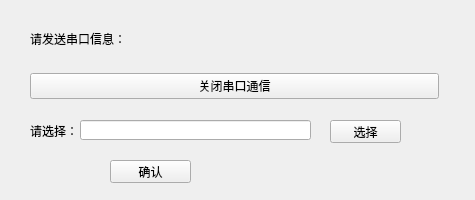
Qt form simulator/myframe.ui (lidingke/fiberGeometry) before a commit.
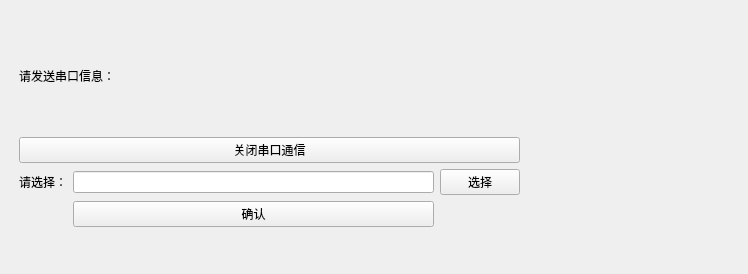
The same form after that commit.

Patch:
```diff
--- a/simulator/myframe.ui
+++ b/simulator/myframe.ui
@@ -6,22 +6,24 @@
    <rect>
     <x>0</x>
     <y>0</y>
-    <width>475</width>
-    <height>200</height>
+    <width>748</width>
+    <height>274</height>
    </rect>
   </property>
   <property name="windowTitle">
    <string>Form</string>
   </property>
-  <widget class="QWidget" name="verticalLayoutWidget">
+  <widget class="QWidget" name="">
    <property name="geometry">
     <rect>
-     <x>30</x>
-     <y>10</y>
-     <width>409</width>
-     <height>89</height>
+     <x>19</x>
+     <y>20</y>
+     <width>501</width>
+     <height>207</height>
     </rect>
    </property>
+   <layout class="QVBoxLayout" name="verticalLayout_2">
+    <item>
    <layout class="QVBoxLayout" name="verticalLayout">
     <item>
      <widget class="QLabel" name="textline">
@@ -38,55 +40,36 @@
      </widget>
     </item>
    </layout>
-  </widget>
+    </item>
+    <item>
+     <layout class="QGridLayout" name="gridLayout">
+      <item row="0" column="0">
+       <widget class="QLabel" name="label">
+        <property name="text">
+         <string>请选择：</string>
+        </property>
+       </widget>
+      </item>
+      <item row="0" column="1">
+       <widget class="QLineEdit" name="inputLine"/>
+      </item>
+      <item row="0" column="2">
   <widget class="QPushButton" name="loadButton">
-   <property name="geometry">
-    <rect>
-     <x>330</x>
-     <y>120</y>
-     <width>71</width>
-     <height>23</height>
-    </rect>
-   </property>
    <property name="text">
     <string>选择</string>
    </property>
   </widget>
+      </item>
+      <item row="1" column="1">
   <widget class="QPushButton" name="okButton">
-   <property name="geometry">
-    <rect>
-     <x>110</x>
-     <y>160</y>
-     <width>81</width>
-     <height>23</height>
-    </rect>
-   </property>
    <property name="text">
     <string>确认</string>
    </property>
   </widget>
-  <widget class="QLabel" name="label">
-   <property name="geometry">
-    <rect>
-     <x>30</x>
-     <y>120</y>
-     <width>51</width>
-     <height>21</height>
-    </rect>
-   </property>
-   <property name="text">
-    <string>请选择：</string>
-   </property>
-  </widget>
-  <widget class="QLineEdit" name="inputLine">
-   <property name="geometry">
-    <rect>
-     <x>80</x>
-     <y>120</y>
-     <width>231</width>
-     <height>20</height>
-    </rect>
-   </property>
+      </item>
+     </layout>
+    </item>
+   </layout>
   </widget>
  </widget>
  <resources/>
```
Lines whose indentation alone changed are shown as unchanged.
